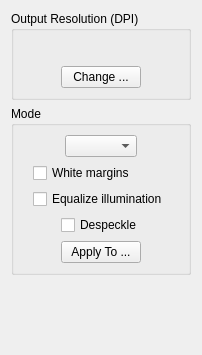
ImageProcessing-ElectronicPublications/scantailor-deviant, file filters/output/ui/OutputOptionsWidget.ui: the form before one commit.
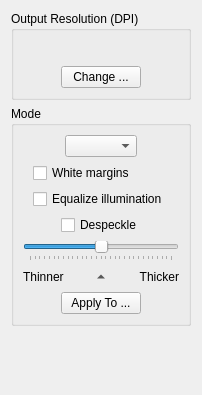
The form after the commit.

Commit message: Ability to adjust the auto-detected binarization threshold.

```diff
--- a/filters/output/ui/OutputOptionsWidget.ui
+++ b/filters/output/ui/OutputOptionsWidget.ui
@@ -6,13 +6,13 @@
     <x>0</x>
     <y>0</y>
     <width>202</width>
-    <height>355</height>
+    <height>395</height>
    </rect>
   </property>
   <property name="windowTitle" >
    <string>Form</string>
   </property>
-  <layout class="QVBoxLayout" name="verticalLayout_4" >
+  <layout class="QVBoxLayout" name="verticalLayout_6" >
    <item>
     <widget class="QGroupBox" name="groupBox_2" >
      <property name="title" >
@@ -107,7 +107,7 @@
      <property name="checkable" >
       <bool>false</bool>
      </property>
-     <layout class="QVBoxLayout" name="verticalLayout" >
+     <layout class="QVBoxLayout" name="verticalLayout_5" >
       <item>
        <layout class="QHBoxLayout" name="horizontalLayout_2" >
         <item>
@@ -196,6 +196,11 @@
       </item>
       <item>
        <widget class="QWidget" native="1" name="bwOptions" >
+        <layout class="QVBoxLayout" name="verticalLayout_4" >
+         <property name="margin" >
+          <number>0</number>
+         </property>
+         <item>
         <layout class="QHBoxLayout" name="horizontalLayout" >
          <property name="margin" >
           <number>0</number>
@@ -232,6 +237,86 @@
             </size>
            </property>
           </spacer>
+           </item>
+          </layout>
+         </item>
+         <item>
+          <layout class="QVBoxLayout" name="verticalLayout" >
+           <item>
+            <widget class="QSlider" name="thresholdSlider" >
+             <property name="minimum" >
+              <number>-15</number>
+             </property>
+             <property name="maximum" >
+              <number>15</number>
+             </property>
+             <property name="pageStep" >
+              <number>5</number>
+             </property>
+             <property name="orientation" >
+              <enum>Qt::Horizontal</enum>
+             </property>
+             <property name="invertedAppearance" >
+              <bool>false</bool>
+             </property>
+             <property name="invertedControls" >
+              <bool>false</bool>
+             </property>
+             <property name="tickPosition" >
+              <enum>QSlider::TicksBelow</enum>
+             </property>
+            </widget>
+           </item>
+           <item>
+            <layout class="QHBoxLayout" name="horizontalLayout_7" >
+             <property name="spacing" >
+              <number>0</number>
+             </property>
+             <item>
+              <widget class="QLabel" name="lighterThresholdLink" >
+               <property name="text" >
+                <string>Thinner</string>
+               </property>
+              </widget>
+             </item>
+             <item>
+              <widget class="QToolButton" name="neutralThresholdBtn" >
+               <property name="cursor" >
+                <cursorShape>PointingHandCursor</cursorShape>
+               </property>
+               <property name="text" >
+                <string/>
+               </property>
+               <property name="iconSize" >
+                <size>
+                 <width>12</width>
+                 <height>12</height>
+                </size>
+               </property>
+               <property name="toolButtonStyle" >
+                <enum>Qt::ToolButtonIconOnly</enum>
+               </property>
+               <property name="autoRaise" >
+                <bool>true</bool>
+               </property>
+               <property name="arrowType" >
+                <enum>Qt::UpArrow</enum>
+               </property>
+              </widget>
+             </item>
+             <item>
+              <widget class="QLabel" name="darkerThresholdLink" >
+               <property name="text" >
+                <string>Thicker</string>
+               </property>
+               <property name="alignment" >
+                <set>Qt::AlignRight|Qt::AlignTrailing|Qt::AlignVCenter</set>
+               </property>
+              </widget>
+             </item>
+            </layout>
+           </item>
+          </layout>
          </item>
         </layout>
        </widget>
```
Left out of the diff: 3 changed lines with no effect on the pictures. Lines whose indentation alone changed are shown as unchanged. The commit also changes 7 other files.
